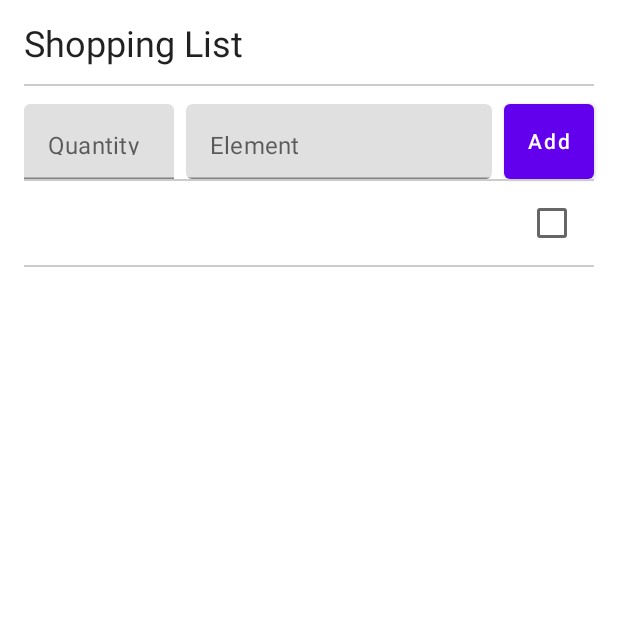
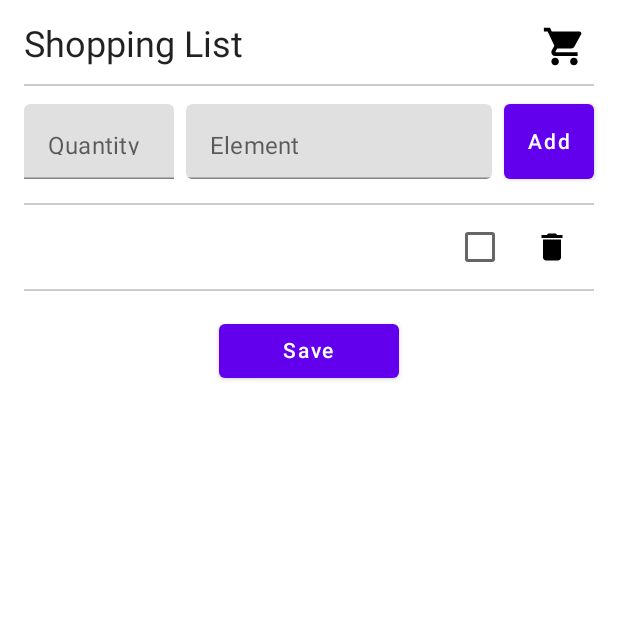
Before and after one commit to Buschi029/PantryMasterGitCode, an Android app built with Jetpack Compose: the composable ShoppingList shown on its own in the app's theme, after a tap on "Add", on a phone screen of 412 x 824 dp, the top half of it. Run offline under Robolectric (Android 15) with nearby library versions, the phone set to English and light mode, and no system bars.

Commit message:
ShoppingList and PantryList New

```diff
--- a/Frontend/app/src/main/java/com/prime/pantrymastergitcode/BottomNavGraph.kt
+++ b/Frontend/app/src/main/java/com/prime/pantrymastergitcode/BottomNavGraph.kt
@@ -10,6 +10,7 @@ import com.prime.pantrymastergitcode.view.HomeScreen
 import com.prime.pantrymastergitcode.view.ScannerScreen
 import com.prime.pantrymastergitcode.view.shoppingList.ShoppingListScreen
 import com.prime.pantrymastergitcode.view.pantry.PantryView
+import com.prime.pantrymastergitcode.view.pantry.PantryViewTestScreen
 
 @Composable
 fun BottomNavGraph(navController: NavHostController) {
@@ -27,7 +28,7 @@ fun BottomNavGraph(navController: NavHostController) {
             ShoppingListScreen()
         }
         composable(route = BottomBarScreen.Pantry.route) {
-            PantryView()
+            PantryViewTestScreen()
         }
     }
 }
--- a/Frontend/app/src/main/java/com/prime/pantrymastergitcode/view/shoppingList/ShoppingList.kt
+++ b/Frontend/app/src/main/java/com/prime/pantrymastergitcode/view/shoppingList/ShoppingList.kt
@@ -1,26 +1,20 @@
 package com.prime.pantrymastergitcode.view.shoppingList
-import androidx.compose.material.Text
-import androidx.compose.runtime.Composable
 
 import androidx.compose.foundation.*
 import androidx.compose.foundation.layout.*
+import androidx.compose.foundation.shape.RoundedCornerShape
 import androidx.compose.material.*
 import androidx.compose.material.icons.*
+import androidx.compose.material.icons.filled.Delete
+import androidx.compose.material.icons.filled.Fastfood
+import androidx.compose.material.icons.filled.ShoppingCart
 import androidx.compose.runtime.*
 import androidx.compose.ui.*
+import androidx.compose.ui.draw.clip
 import androidx.compose.ui.graphics.Color
 import androidx.compose.ui.res.*
+import androidx.compose.ui.text.style.*
 import androidx.compose.ui.unit.*
-import androidx.compose.foundation.lazy.LazyColumn
-
-import androidx.compose.foundation.lazy.items
-import androidx.compose.foundation.shape.RoundedCornerShape
-import androidx.compose.ui.Alignment.Companion.CenterEnd
-import androidx.compose.ui.draw.clip
-import androidx.compose.ui.draw.clipToBounds
-import androidx.compose.ui.text.style.TextAlign
-import androidx.compose.ui.text.style.*
-import java.time.format.TextStyle
 
 @Composable
 fun ShoppingListScreen() {
@@ -41,13 +35,32 @@ fun ShoppingList() {
         modifier = Modifier
             .fillMaxSize()
             .padding(16.dp)
-    ) { Text(
-            text = "Shopping List",
-            style = MaterialTheme.typography.h5,
-            modifier = Modifier.padding(bottom = 12.dp)
-    )
+            .verticalScroll(rememberScrollState())
+    ) {
+        Row(
+            verticalAlignment = Alignment.CenterVertically,
+            modifier = Modifier.fillMaxWidth(),
+            horizontalArrangement = Arrangement.SpaceBetween
+        ) {
+            Text(
+                text = "Shopping List",
+                style = MaterialTheme.typography.h5,
+                modifier = Modifier.padding(bottom = 12.dp)
+            )
+            Icon(
+                imageVector = Icons.Default.ShoppingCart,
+                contentDescription = "ShoppingList",
+                tint = Color.Black,
+                modifier = Modifier.size(40.dp)
+                    .padding(bottom = 10.dp)
+            )
+        }
+
+
         Divider(color = Color.LightGray, thickness = 1.dp)
         Spacer(modifier = Modifier.height(12.dp))
+
+
 
         Row(
             modifier = Modifier.fillMaxWidth()
@@ -55,7 +68,8 @@ fun ShoppingList() {
             value = newQuantity,
             onValueChange = { newQuantity = it },
             placeholder = { Text("Quantity") },
-            modifier = Modifier.width(100.dp)
+            modifier = Modifier
+                .width(100.dp)
                 .height(50.dp)
         )
             Spacer(modifier = Modifier.width(8.dp))
@@ -75,16 +89,17 @@ fun ShoppingList() {
                     newItem = ""
                     newQuantity = ""
                 },
-                modifier = Modifier.width(60.dp)
+                modifier = Modifier
+                    .width(60.dp)
                     .height(50.dp)
             ) {
                 Text("Add")
             }
         }
-        //Spacer(modifier = Modifier.height(16.dp))
+        Spacer(modifier = Modifier.height(16.dp))
         Divider(color = Color.LightGray, thickness = 1.dp)
         Column(modifier = Modifier.fillMaxWidth()) {
-            items.forEach { item ->
+            items.forEachIndexed { index, item ->
                 Row(
                     verticalAlignment = Alignment.CenterVertically,
 
@@ -123,14 +138,39 @@ fun ShoppingList() {
                         checked = isCheckedState.value,
                         onCheckedChange = { isChecked -> isCheckedState.value = isChecked},
                         modifier = Modifier
-                            .clickable{isCheckedState.value = !isCheckedState.value}
+                            .clickable { isCheckedState.value = !isCheckedState.value }
                             .clip(RoundedCornerShape(8.dp))
-                            .border(width = 1.dp, color = Color.White, shape = RoundedCornerShape(8.dp))
+                            .border(
+                                width = 1.dp,
+                                color = Color.White,
+                                shape = RoundedCornerShape(8.dp)
+                            )
                     )
+                    IconButton(
+                        onClick = {
+                            items.removeAt(index)
+                        }
+                    ) {
+                        Icon(
+                            Icons.Default.Delete,
+                            contentDescription = "Delete",
+                            tint = Color.Black
+                        )
+                    }
 
                 }
                 Divider(color = Color.LightGray, thickness = 1.dp)
             }
         }
+
+        Spacer(modifier = Modifier.height(16.dp))
+        Button(
+            onClick = { var saveButtonClicked = true },
+            modifier = Modifier
+                .align(Alignment.CenterHorizontally)
+                .width(120.dp)
+        ) {
+            Text("Save")
+        }
     }
 }
```
Also changed, not shown: Frontend/app/src/main/java/com/prime/pantrymastergitcode/ui/theme/Color.kt (line endings or trailing spaces).
